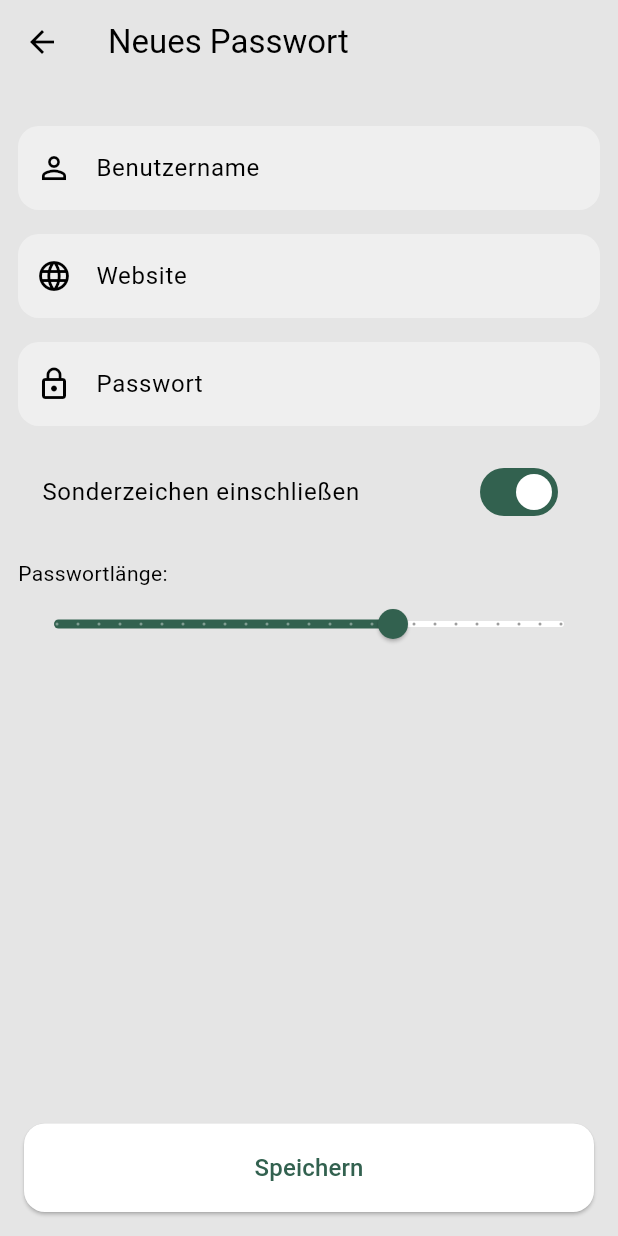
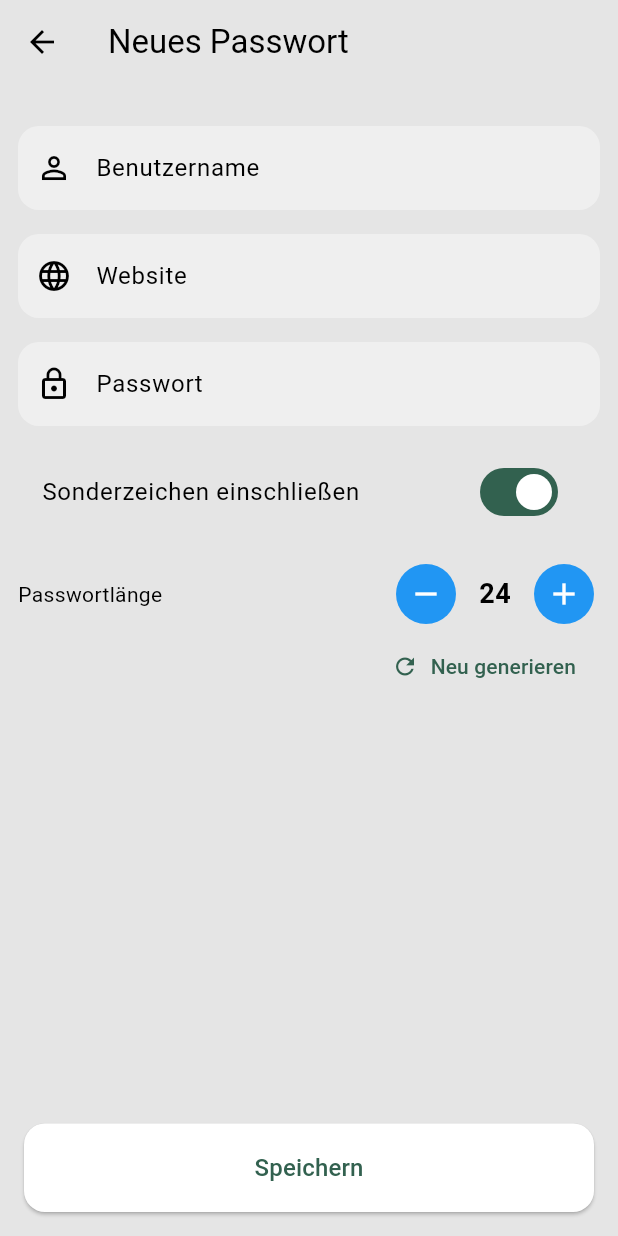
Before and after one commit to mhmmdlkts/Cipher-Eye, a Flutter app: the AddNewPasswordScreen screen opened directly, on a phone screen of 412 x 824 dp. Run offline on Flutter 3.47's test engine with Material 3 defaults, Android fonts, the phone set to English and light mode, and no system bars; our stand-ins replace cloud_firestore, device_info_plus, firebase_auth, firebase_core, flutter_riverpod, flutter_secure_storage and 2 more; missing offline and left inert: encrypt, firebase_ui_auth, kreiseck_branding; accounts and stored records are empty; generated files the repository leaves out were written again; statements that could not run were skipped.

Commit message:
Lock screen centering, list reveal+copy actions, length stepper
- Lock screen: content vertically centered, white Kreiseck logo pinned at the bottom
- List rows: show the password (masked/revealed) with explicit Anzeigen + Kopieren buttons, while tapping still opens the detail page; re-mask on (re)appear
- Add page: replaced the slider with a professional -/+ length stepper and a 'Neu generieren' button

Co-Authored-By: Claude Opus 4.8 <noreply@anthropic.com>

```diff
--- a/lib/screens/add_new_password_screen.dart
+++ b/lib/screens/add_new_password_screen.dart
@@ -45,6 +45,16 @@ class _AddNewPasswordScreenState extends ConsumerState<AddNewPasswordScreen> {
     _usernameController.dispose();
     _passwordController.dispose();
     super.dispose();
+  }
+
+  void _setLength(int length) {
+    setState(() {
+      passwordLength = length.clamp(8, 32);
+      _passwordController.text = PasswordGenerator.generatePassword(
+        length: passwordLength,
+        incSpecialChars: includeSpecialChars,
+      );
+    });
   }
 
   @override
@@ -127,31 +137,40 @@ class _AddNewPasswordScreenState extends ConsumerState<AddNewPasswordScreen> {
                     },
                   ),
                   const SizedBox(height: 16),
-                  Column(
-                    crossAxisAlignment: CrossAxisAlignment.start,
+                  Row(
                     children: [
-                      const Text('Passwortlänge:'),
-                      Slider(
-                        value: passwordLength.toDouble(),
-                        min: 8,
-                        max: 32,
-                        divisions: 24,
-                        label: passwordLength.toInt().toString(),
-                        onChanged: isLoading ? null : (val) {
-                          int newLength = val.toInt();
-                          if (passwordLength == newLength) {
-                            return;
-                          }
-                          setState(() {
-                            passwordLength = newLength;
-                            _passwordController.text = PasswordGenerator.generatePassword(
-                              length: newLength,
-                              incSpecialChars: includeSpecialChars
-                            );
-                          });
-                        },
+                      const Text('Passwortlänge'),
+                      const Spacer(),
+                      IconButton.filledTonal(
+                        onPressed: isLoading || passwordLength <= 8
+                            ? null
+                            : () => _setLength(passwordLength - 1),
+                        icon: const Icon(Icons.remove),
+                      ),
+                      SizedBox(
+                        width: 44,
+                        child: Center(
+                          child: Text('$passwordLength',
+                              style: const TextStyle(
+                                  fontSize: 18, fontWeight: FontWeight.bold)),
+                        ),
+                      ),
+                      IconButton.filledTonal(
+                        onPressed: isLoading || passwordLength >= 32
+                            ? null
+                            : () => _setLength(passwordLength + 1),
+                        icon: const Icon(Icons.add),
                       ),
                     ],
+                  ),
+                  Align(
+                    alignment: Alignment.centerRight,
+                    child: TextButton.icon(
+                      onPressed:
+                          isLoading ? null : () => _setLength(passwordLength),
+                      icon: const Icon(Icons.refresh, size: 18),
+                      label: const Text('Neu generieren'),
+                    ),
                   ),
                 ],
               ),
```
Also changed, not shown: lib/screens/first_screen.dart (+16 -7 lines), lib/screens/home_page.dart (+64 -4 lines).
